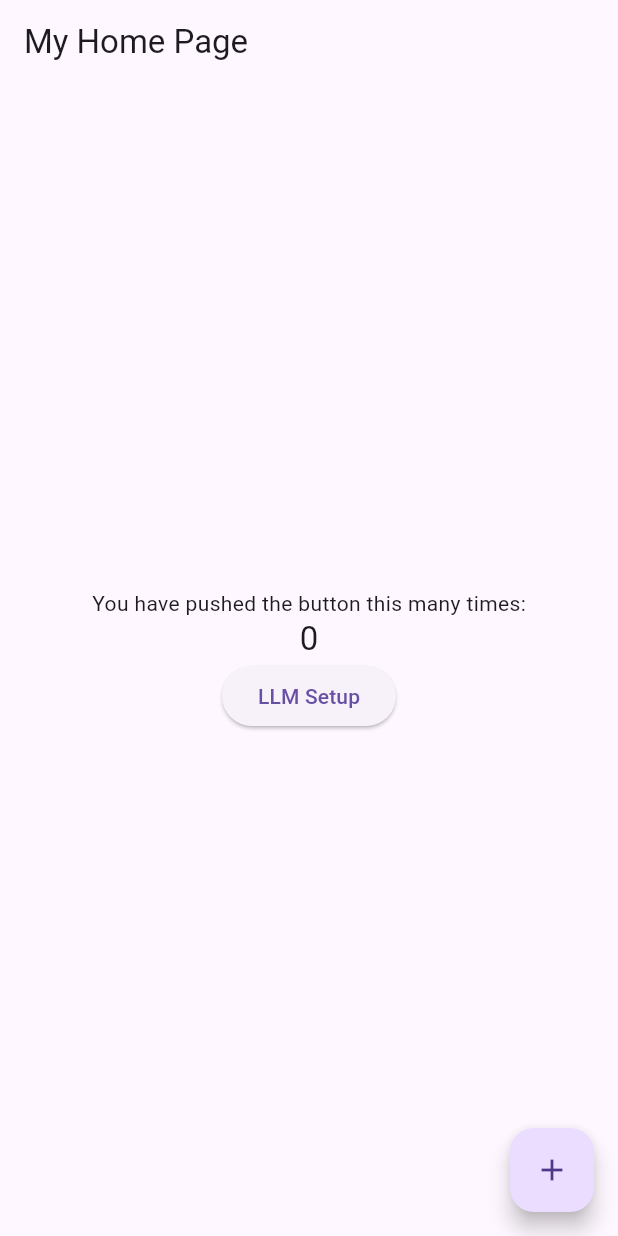
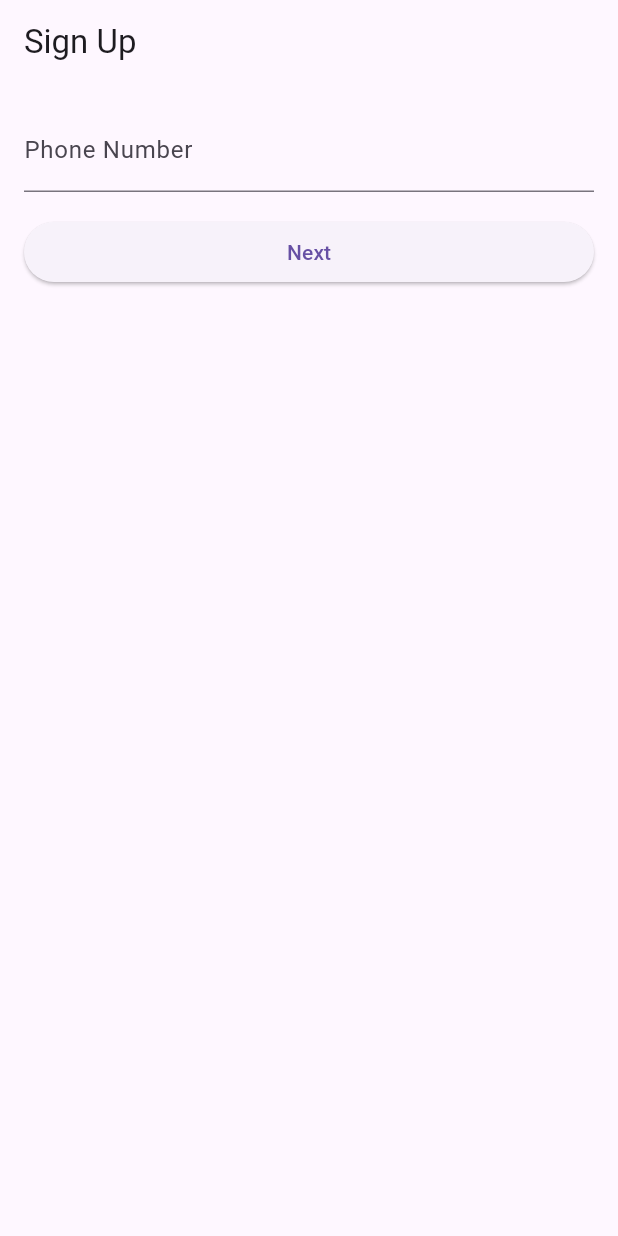
Before and after one commit to lexichat/lexichat-mobile, a Flutter app: the screen it shows after launch, on a phone screen of 412 x 824 dp. Run offline on Flutter 3.47's test engine with Material 3 defaults, Android fonts, the phone set to English and light mode, and no system bars; our stand-ins replace flutter_secure_storage; missing offline and left inert: process_run.

Commit message:
base work on sign up and homepage screens

```diff
--- a/lib/main.dart
+++ b/lib/main.dart
@@ -1,75 +1,53 @@
 import 'package:flutter/material.dart';
-
-import 'screens/llm_setup.dart';
+import 'package:lexichat/screens/signup.dart';
+import 'package:lexichat/utils/jwt.dart';
 
 void main() {
   runApp(MyApp());
 }
 
-class MyApp extends StatelessWidget {
+class MyApp extends StatefulWidget {
   @override
-  Widget build(BuildContext context) {
-    return MaterialApp(
-      title: 'My App',
-      theme: ThemeData(
-        primarySwatch: Colors.blue,
-      ),
-      home: MyHomePage(title: 'My Home Page'),
-    );
-  }
+  _MyAppState createState() => _MyAppState();
 }
 
-class MyHomePage extends StatefulWidget {
-  const MyHomePage({Key? key, required this.title}) : super(key: key);
-  final String title;
+class _MyAppState extends State<MyApp> {
+  String? jwtToken;
 
   @override
-  _MyHomePageState createState() => _MyHomePageState();
+  void initState() {
+    super.initState();
+    _getJwtToken();
   }
 
-class _MyHomePageState extends State<MyHomePage> {
-  int _counter = 0;
-
-  void _incrementCounter() {
+  Future<void> _getJwtToken() async {
+    String token = await JwtUtil.getJwtToken();
     setState(() {
-      _counter++;
+      jwtToken = token;
     });
   }
 
   @override
   Widget build(BuildContext context) {
-    return Scaffold(
-      appBar: AppBar(
-        title: Text(widget.title),
+    return MaterialApp(
+      title: 'Your App',
+      theme: ThemeData(
+        primarySwatch: Colors.blue,
       ),
+      home: jwtToken == null
+          ? Scaffold(
               body: Center(
                 child: Column(
                   mainAxisAlignment: MainAxisAlignment.center,
-          children: <Widget>[
-            const Text(
-              'You have pushed the button this many times:',
-            ),
-            Text(
-              '$_counter',
-              style: Theme.of(context).textTheme.headline6,
-            ),
-            ElevatedButton(
-              onPressed: () {
-                Navigator.push(
-                  context,
-                  MaterialPageRoute(builder: (context) => LLMSetupScreen()),
-                );
-              },
-              child: Text('LLM Setup'),
-            ),
+                  children: [
+                    Image.asset('assets/images/app_logo.png'),
+                    SizedBox(height: 6),
+                    Text('Loading...'),
                   ],
                 ),
               ),
-      floatingActionButton: FloatingActionButton(
-        onPressed: _incrementCounter,
-        tooltip: 'Increment',
-        child: const Icon(Icons.add),
-      ),
+            )
+          : SignUpScreen(jwtKey: jwtToken!),
     );
   }
 }
--- /dev/null
+++ b/lib/screens/signup.dart
@@ -0,0 +1,173 @@
+import 'package:flutter/material.dart';
+import 'package:flutter/services.dart';
+import 'package:lexichat/screens/home.dart';
+import 'package:lexichat/utils/signup.dart';
+
+class SignUpScreen extends StatefulWidget {
+  final String jwtKey;
+
+  SignUpScreen({required this.jwtKey});
+
+  @override
+  _SignUpScreenState createState() => _SignUpScreenState();
+}
+
+class _SignUpScreenState extends State<SignUpScreen> {
+  final _formKey = GlobalKey<FormState>();
+  final _phoneNumberController = TextEditingController();
+  String? _phoneNumberError;
+
+  @override
+  void dispose() {
+    _phoneNumberController.dispose();
+    super.dispose();
+  }
+
+  String? _validatePhoneNumber(String? value) {
+    if (value == null || value.isEmpty) {
+      return 'Please enter a phone number';
+    }
+
+    if (value.length != 10) {
+      return 'Please enter a valid 10-digit phone number';
+    }
+
+    if (isPhoneNumberInUse(value)) {
+      return 'Phone number already in use';
+    }
+
+    return null;
+  }
+
+  void _showOTPScreen() {
+    setState(() {
+      _phoneNumberError = _validatePhoneNumber(_phoneNumberController.text);
+    });
+
+    if (_formKey.currentState!.validate()) {
+      Navigator.push(
+        context,
+        MaterialPageRoute(
+          builder: (context) =>
+              OTPScreen(phoneNumber: _phoneNumberController.text),
+        ),
+      );
+    }
+  }
+
+  @override
+  Widget build(BuildContext context) {
+    return Scaffold(
+      appBar: AppBar(
+        title: Text('Sign Up'),
+      ),
+      body: Padding(
+        padding: const EdgeInsets.all(16.0),
+        child: Form(
+          key: _formKey,
+          child: Column(
+            crossAxisAlignment: CrossAxisAlignment.stretch,
+            children: [
+              TextFormField(
+                controller: _phoneNumberController,
+                keyboardType: TextInputType.phone,
+                inputFormatters: [FilteringTextInputFormatter.digitsOnly],
+                decoration: InputDecoration(
+                  labelText: 'Phone Number',
+                  errorText: _phoneNumberError,
+                ),
+                validator: _validatePhoneNumber,
+              ),
+              SizedBox(height: 16.0),
+              ElevatedButton(
+                onPressed: _showOTPScreen,
+                child: Text('Next'),
+              ),
+            ],
+          ),
+        ),
+      ),
+    );
+  }
+}
+
+class OTPScreen extends StatefulWidget {
+  final String phoneNumber;
+
+  OTPScreen({required this.phoneNumber});
+
+  @override
+  _OTPScreenState createState() => _OTPScreenState();
+}
+
+class _OTPScreenState extends State<OTPScreen> {
+  final _formKey = GlobalKey<FormState>();
+  final _otpController = TextEditingController();
+
+  @override
+  void dispose() {
+    _otpController.dispose();
+    super.dispose();
+  }
+
+  void _handleOTPVerification() async {
+    if (_formKey.currentState!.validate()) {
+      bool isOTPValid = await verifyOTP(_otpController.text);
+      if (isOTPValid) {
+        // Navigate to HomeScreen
+        Navigator.of(context).pushAndRemoveUntil(
+          MaterialPageRoute(builder: (context) => HomeScreen()),
+          (route) => false,
+        );
+      } else {
+        // Show wrong OTP message
+        ScaffoldMessenger.of(context).showSnackBar(
+          SnackBar(
+            content: Text('Wrong OTP. Please try again.'),
+          ),
+        );
+      }
+    }
+  }
+
+  @override
+  Widget build(BuildContext context) {
+    return Scaffold(
+      appBar: AppBar(
+        title: Text('OTP Verification'),
+      ),
+      body: Padding(
+        padding: const EdgeInsets.all(16.0),
+        child: Form(
+          key: _formKey,
+          child: Column(
+            crossAxisAlignment: CrossAxisAlignment.stretch,
+            children: [
+              Text('Enter the OTP sent to ${widget.phoneNumber}'),
+              SizedBox(height: 16.0),
+              TextFormField(
+                controller: _otpController,
+                keyboardType: TextInputType.number,
+                inputFormatters: [FilteringTextInputFormatter.digitsOnly],
+                decoration: InputDecoration(
+                  labelText: 'OTP',
+                ),
+                validator: (value) {
+                  if (value!.length != 6) {
+                    return 'Please enter a valid 6-digit OTP';
+                  }
+                  return null;
+                },
+              ),
+              SizedBox(height: 16.0),
+              ElevatedButton(
+                onPressed: _handleOTPVerification,
+                child: Text('Verify'),
+              ),
+            ],
+          ),
+        ),
+      ),
+    );
+  }
+}
--- /dev/null
+++ b/lib/utils/jwt.dart
@@ -0,0 +1,14 @@
+import 'package:flutter_secure_storage/flutter_secure_storage.dart';
+
+class JwtUtil {
+  static final FlutterSecureStorage _storage = FlutterSecureStorage();
+
+  static Future<String> getJwtToken() async {
+    String? token = await _storage.read(key: 'jwtToken');
+    return token ?? ''; // Return empty string if token is null
+  }
+
+  static Future<void> setJwtToken(String token) async {
+    await _storage.write(key: 'jwtToken', value: token);
+  }
+}
```
Also changed, not shown: lib/screens/home.dart (added, +15 -0 lines), lib/utils/signup.dart (added, +7 -0 lines), pubspec.yaml (+5 -7 lines), pubspec.lock. Lines whose indentation alone changed are shown as unchanged.
